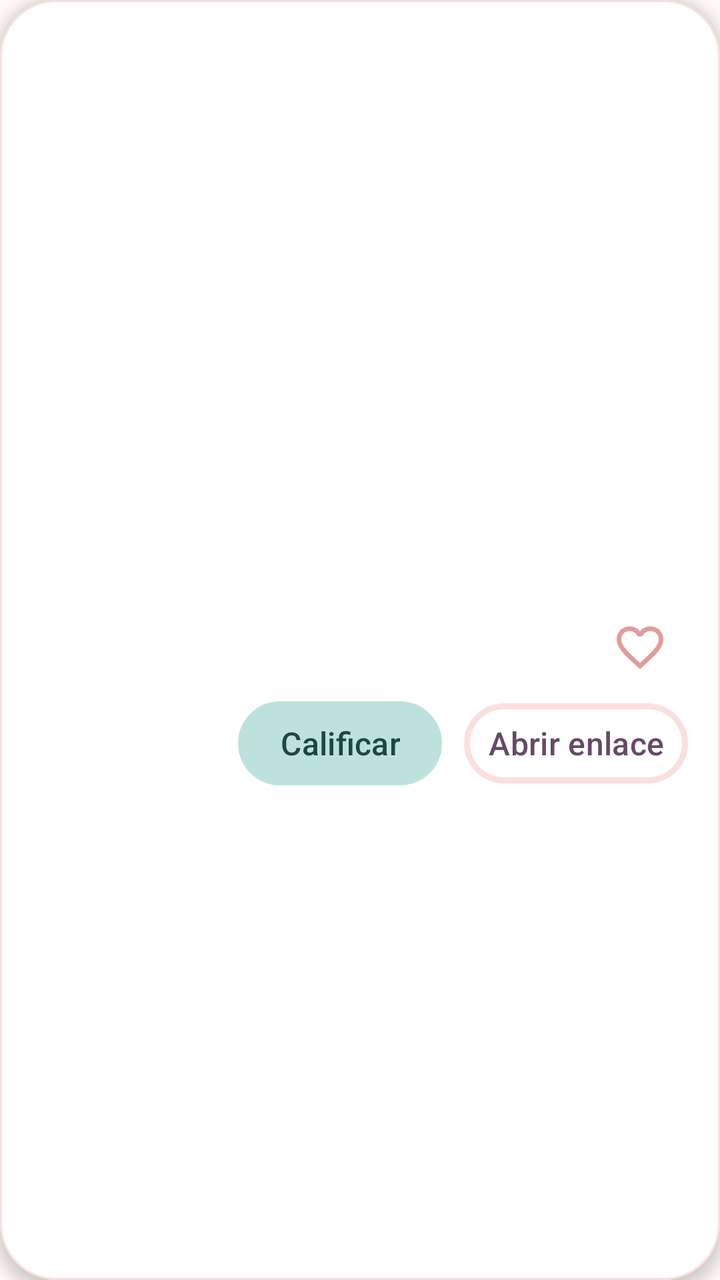
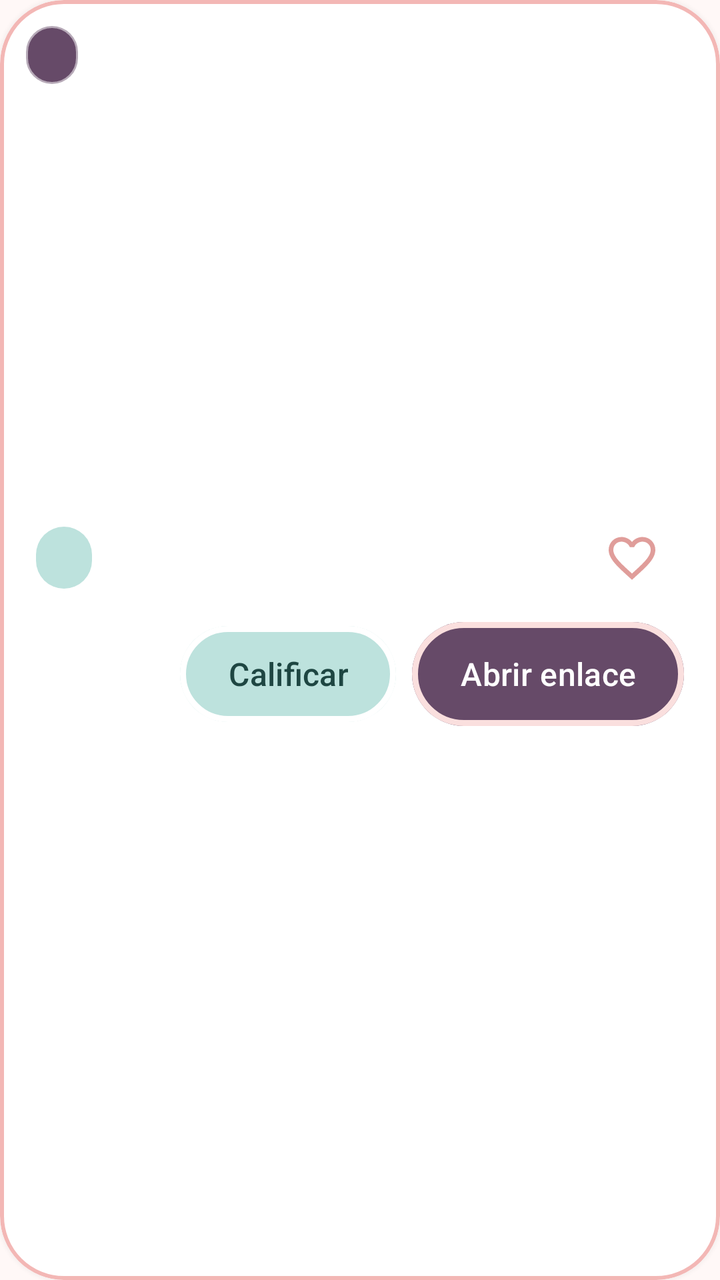

An Android layout rendered at two revisions. The XML below is the earlier revision; the diff shows what the commit changed to produce the second picture.
<!-- AndroidManifest.xml: application theme Theme.RecursosDeAprendizaje -->
<!-- res/layout/item_recurso.xml -->
<?xml version="1.0" encoding="utf-8"?>
<com.google.android.material.card.MaterialCardView
    xmlns:android="http://schemas.android.com/apk/res/android"
    style="@style/Widget.App.Card"
    android:layout_width="match_parent"
    android:layout_height="wrap_content"
    android:layout_marginHorizontal="16dp"
    android:layout_marginVertical="8dp">

    <LinearLayout
        android:layout_width="match_parent"
        android:layout_height="wrap_content"
        android:orientation="vertical">

        <ImageView
            android:id="@+id/imgRecurso"
            android:layout_width="match_parent"
            android:layout_height="180dp"
            android:contentDescription="@string/item_imagen_descripcion"
            android:scaleType="centerCrop" />

        <LinearLayout
            android:layout_width="match_parent"
            android:layout_height="wrap_content"
            android:orientation="vertical"
            android:padding="16dp">

            <TextView
                android:id="@+id/tvTitulo"
                android:layout_width="match_parent"
                android:layout_height="wrap_content"
                android:textAppearance="?attr/textAppearanceTitleLarge" />

            <TextView
                android:id="@+id/tvTipo"
                android:layout_width="wrap_content"
                android:layout_height="wrap_content"
                android:layout_marginTop="4dp"
                android:textAppearance="?attr/textAppearanceLabelLarge"
                android:textColor="?attr/colorPrimary" />

            <TextView
                android:id="@+id/tvId"
                android:layout_width="wrap_content"
                android:layout_height="wrap_content"
                android:textAppearance="?attr/textAppearanceBodySmall" />

            <TextView
                android:id="@+id/tvDescripcion"
                android:layout_width="match_parent"
                android:layout_height="wrap_content"
                android:layout_marginTop="8dp"
                android:ellipsize="end"
                android:maxLines="3"
                android:textAppearance="?attr/textAppearanceBodyMedium" />

            <LinearLayout
                android:layout_width="match_parent"
                android:layout_height="wrap_content"
                android:layout_marginTop="8dp"
                android:gravity="center_vertical"
                android:orientation="horizontal">

                <TextView
                    android:id="@+id/tvRating"
                    android:layout_width="0dp"
                    android:layout_height="wrap_content"
                    android:layout_weight="1"
                    android:textAppearance="?attr/textAppearanceTitleSmall" />

                <ImageButton
                    android:id="@+id/btnFavorito"
                    android:layout_width="48dp"
                    android:layout_height="48dp"
                    android:background="?attr/selectableItemBackgroundBorderless"
                    android:contentDescription="@string/fav_descripcion"
                    android:src="@drawable/ic_corazon_off" />
            </LinearLayout>

            <LinearLayout
                android:layout_width="match_parent"
                android:layout_height="wrap_content"
                android:gravity="end"
                android:orientation="horizontal">

                <com.google.android.material.button.MaterialButton
                    android:id="@+id/btnCalificar"
                    style="@style/Widget.App.Button.Tonal"
                    android:layout_width="wrap_content"
                    android:layout_height="wrap_content"
                    android:text="@string/item_calificar" />

                <com.google.android.material.button.MaterialButton
                    android:id="@+id/btnEnlace"
                    style="@style/Widget.App.Button.Text"
                    android:layout_width="wrap_content"
                    android:layout_height="wrap_content"
                    android:layout_marginStart="8dp"
                    android:text="@string/item_abrir_enlace" />
            </LinearLayout>
        </LinearLayout>
    </LinearLayout>
</com.google.android.material.card.MaterialCardView>
<!-- resources referenced by this layout -->
<resources>
  <string name="fav_descripcion">Marcar como favorito</string>
  <string name="item_abrir_enlace">Abrir enlace</string>
  <string name="item_calificar">Calificar</string>
  <string name="item_imagen_descripcion">Imagen del recurso</string>
  <style name="Widget.App.Button.Text" parent="Widget.Material3.Button.TextButton">
          <item name="cornerRadius">40dp</item>
          <item name="android:textAllCaps">false</item>
          <item name="android:fontFamily">sans-serif-medium</item>
      </style>
  <style name="Widget.App.Button.Tonal" parent="Widget.Material3.Button.TonalButton">
          <item name="cornerRadius">40dp</item>
          <item name="android:insetTop">0dp</item>
          <item name="android:insetBottom">0dp</item>
          <item name="android:textAllCaps">false</item>
          <item name="android:fontFamily">sans-serif-medium</item>
          <item name="strokeColor">@color/white</item>
          <item name="strokeWidth">3dp</item>
      </style>
  <style name="Widget.App.Card" parent="Widget.Material3.CardView.Elevated">
          <item name="cardCornerRadius">28dp</item>
          <item name="cardElevation">4dp</item>
          <item name="strokeColor">?attr/colorPrimaryContainer</item>
          <item name="strokeWidth">1dp</item>
      </style>
  <style name="Theme.RecursosDeAprendizaje" parent="Base.Theme.RecursosDeAprendizaje" />
  <color name="rosa_oscuro">#E09D9A</color>
  <color name="white">#FFFFFFFF</color>
  <color name="morado_oscuro">#664A68</color>
  <color name="rosa_pastel">#FADFDE</color>
  <color name="teal_oscuro">#6BA39A</color>
  <color name="teal_pastel">#BDE2DD</color>
  <color name="rosa_medio">#F3B7B5</color>
  <color name="fondo_crema">#FFF8F7</color>
  <color name="texto_ciruela">#3D2B40</color>
  <color name="superficie_rosa">#FDEDEC</color>
  <style name="ShapeAppearance.App.Small" parent="ShapeAppearance.Material3.SmallComponent">
          <item name="cornerFamily">rounded</item>
          <item name="cornerSize">20dp</item>
      </style>
  <style name="ShapeAppearance.App.Medium" parent="ShapeAppearance.Material3.MediumComponent">
          <item name="cornerFamily">rounded</item>
          <item name="cornerSize">28dp</item>
      </style>
  <style name="ShapeAppearance.App.Large" parent="ShapeAppearance.Material3.LargeComponent">
          <item name="cornerFamily">rounded</item>
          <item name="cornerSize">32dp</item>
      </style>
  <style name="Widget.App.Button" parent="Widget.Material3.Button">
          <item name="cornerRadius">40dp</item>
          <item name="android:minHeight">52dp</item>
          <item name="android:insetTop">0dp</item>
          <item name="android:insetBottom">0dp</item>
          <item name="android:textAllCaps">false</item>
          <item name="android:textSize">16sp</item>
          <item name="android:fontFamily">sans-serif-medium</item>
          <item name="strokeColor">?attr/colorPrimaryContainer</item>
          <item name="strokeWidth">3dp</item>
      </style>
  <style name="Widget.App.TextInput" parent="Widget.Material3.TextInputLayout.OutlinedBox">
          <item name="boxCornerRadiusTopStart">28dp</item>
          <item name="boxCornerRadiusTopEnd">28dp</item>
          <item name="boxCornerRadiusBottomStart">28dp</item>
          <item name="boxCornerRadiusBottomEnd">28dp</item>
      </style>
  <!-- unchanged entries left out for length: 2 -->
</resources>

<!-- the commit's change to res/layout/item_recurso.xml (unified diff, before → after) -->
@@ -1,49 +1,68 @@
 <?xml version="1.0" encoding="utf-8"?>
 <com.google.android.material.card.MaterialCardView
     xmlns:android="http://schemas.android.com/apk/res/android"
+    xmlns:app="http://schemas.android.com/apk/res-auto"
     style="@style/Widget.App.Card"
     android:layout_width="match_parent"
     android:layout_height="wrap_content"
     android:layout_marginHorizontal="16dp"
-    android:layout_marginVertical="8dp">
+    android:layout_marginVertical="10dp"
+    app:cardBackgroundColor="@color/white"
+    app:cardCornerRadius="32dp"
+    app:cardElevation="6dp"
+    app:strokeColor="@color/rosa_medio"
+    app:strokeWidth="2dp">
 
     <LinearLayout
         android:layout_width="match_parent"
         android:layout_height="wrap_content"
         android:orientation="vertical">
 
-        <ImageView
-            android:id="@+id/imgRecurso"
+        <FrameLayout
             android:layout_width="match_parent"
-            android:layout_height="180dp"
-            android:contentDescription="@string/item_imagen_descripcion"
-            android:scaleType="centerCrop" />
+            android:layout_height="150dp">
+
+            <ImageView
+                android:id="@+id/imgRecurso"
+                android:layout_width="match_parent"
+                android:layout_height="match_parent"
+                android:contentDescription="@string/item_imagen_descripcion"
+                android:scaleType="centerCrop" />
+
+            <TextView
+                android:id="@+id/tvTipo"
+                android:layout_width="wrap_content"
+                android:layout_height="wrap_content"
+                android:layout_gravity="top|start"
+                android:layout_margin="12dp"
+                android:background="@drawable/bg_insignia"
+                android:fontFamily="sans-serif-medium"
+                android:paddingHorizontal="14dp"
+                android:paddingVertical="6dp"
+                android:textColor="@color/white"
+                android:textSize="14sp" />
+        </FrameLayout>
 
         <LinearLayout
             android:layout_width="match_parent"
             android:layout_height="wrap_content"
             android:orientation="vertical"
-            android:padding="16dp">
+            android:padding="18dp">
 
             <TextView
                 android:id="@+id/tvTitulo"
                 android:layout_width="match_parent"
                 android:layout_height="wrap_content"
-                android:textAppearance="?attr/textAppearanceTitleLarge" />
-
-            <TextView
-                android:id="@+id/tvTipo"
-                android:layout_width="wrap_content"
-                android:layout_height="wrap_content"
-                android:layout_marginTop="4dp"
-                android:textAppearance="?attr/textAppearanceLabelLarge"
-                android:textColor="?attr/colorPrimary" />
+                android:fontFamily="sans-serif-medium"
+                android:textColor="@color/morado_oscuro"
+                android:textSize="20sp" />
 
             <TextView
                 android:id="@+id/tvId"
                 android:layout_width="wrap_content"
                 android:layout_height="wrap_content"
-                android:textAppearance="?attr/textAppearanceBodySmall" />
+                android:textColor="@color/morado_medio"
+                android:textSize="13sp" />
 
             <TextView
                 android:id="@+id/tvDescripcion"
@@ -51,27 +70,38 @@
                 android:layout_height="wrap_content"
                 android:layout_marginTop="8dp"
                 android:ellipsize="end"
+                android:lineSpacingExtra="2dp"
                 android:maxLines="3"
-                android:textAppearance="?attr/textAppearanceBodyMedium" />
+                android:textColor="@color/texto_ciruela"
+                android:textSize="15sp" />
 
             <LinearLayout
                 android:layout_width="match_parent"
                 android:layout_height="wrap_content"
-                android:layout_marginTop="8dp"
+                android:layout_marginTop="12dp"
                 android:gravity="center_vertical"
                 android:orientation="horizontal">
 
                 <TextView
                     android:id="@+id/tvRating"
+                    android:layout_width="wrap_content"
+                    android:layout_height="wrap_content"
+                    android:background="@drawable/bg_rating"
+                    android:fontFamily="sans-serif-medium"
+                    android:paddingHorizontal="14dp"
+                    android:paddingVertical="6dp"
+                    android:textColor="#1E4642"
+                    android:textSize="14sp" />
+
+                <View
                     android:layout_width="0dp"
-                    android:layout_height="wrap_content"
-                    android:layout_weight="1"
-                    android:textAppearance="?attr/textAppearanceTitleSmall" />
+                    android:layout_height="1dp"
+                    android:layout_weight="1" />
 
                 <ImageButton
                     android:id="@+id/btnFavorito"
-                    android:layout_width="48dp"
-                    android:layout_height="48dp"
+                    android:layout_width="52dp"
+                    android:layout_height="52dp"
                     android:background="?attr/selectableItemBackgroundBorderless"
                     android:contentDescription="@string/fav_descripcion"
                     android:src="@drawable/ic_corazon_off" />
@@ -80,6 +110,7 @@
             <LinearLayout
                 android:layout_width="match_parent"
                 android:layout_height="wrap_content"
+                android:layout_marginTop="6dp"
                 android:gravity="end"
                 android:orientation="horizontal">
 
@@ -92,7 +123,7 @@
 
                 <com.google.android.material.button.MaterialButton
                     android:id="@+id/btnEnlace"
-                    style="@style/Widget.App.Button.Text"
+                    style="@style/Widget.App.Button"
                     android:layout_width="wrap_content"
                     android:layout_height="wrap_content"
                     android:layout_marginStart="8dp"
<!-- resource entries referenced after the edit -->
@@ -1,14 +1,10 @@
 <!-- resources referenced by this layout -->
 <resources>
+  <color name="morado_medio">#A58BA8</color>
   <string name="fav_descripcion">Marcar como favorito</string>
   <string name="item_abrir_enlace">Abrir enlace</string>
   <string name="item_calificar">Calificar</string>
   <string name="item_imagen_descripcion">Imagen del recurso</string>
-  <style name="Widget.App.Button.Text" parent="Widget.Material3.Button.TextButton">
-          <item name="cornerRadius">40dp</item>
-          <item name="android:textAllCaps">false</item>
-          <item name="android:fontFamily">sans-serif-medium</item>
-      </style>
   <style name="Widget.App.Button.Tonal" parent="Widget.Material3.Button.TonalButton">
           <item name="cornerRadius">40dp</item>
           <item name="android:insetTop">0dp</item>
@@ -27,6 +23,19 @@
   <style name="Theme.RecursosDeAprendizaje" parent="Base.Theme.RecursosDeAprendizaje" />
   <color name="rosa_oscuro">#E09D9A</color>
   <color name="white">#FFFFFFFF</color>
+  <!-- drawable bg_insignia (drawable) -->
+  <?xml version="1.0" encoding="utf-8"?>
+  <shape xmlns:android="http://schemas.android.com/apk/res/android" android:shape="rectangle">
+      <solid android:color="@color/morado_oscuro" />
+      <corners android:radius="20dp" />
+      <stroke android:width="2dp" android:color="#88FFFFFF" />
+  </shape>
+  <!-- drawable bg_rating (drawable) -->
+  <?xml version="1.0" encoding="utf-8"?>
+  <shape xmlns:android="http://schemas.android.com/apk/res/android" android:shape="rectangle">
+      <solid android:color="@color/teal_pastel" />
+      <corners android:radius="20dp" />
+  </shape>
   <color name="morado_oscuro">#664A68</color>
   <color name="rosa_pastel">#FADFDE</color>
   <color name="teal_oscuro">#6BA39A</color>
